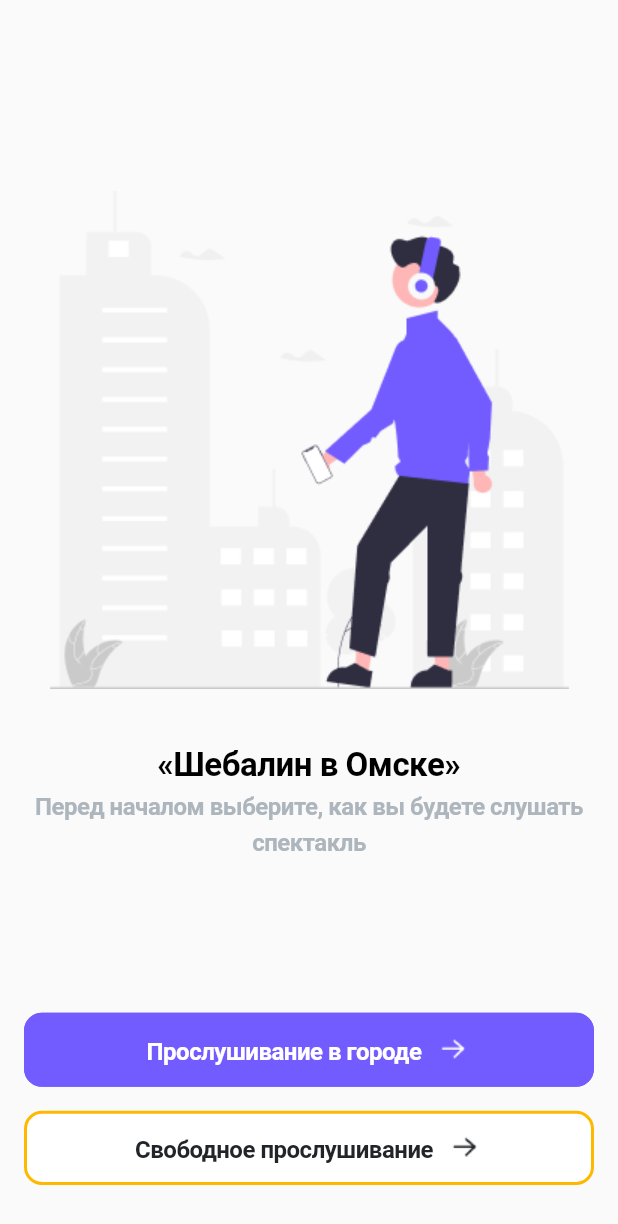
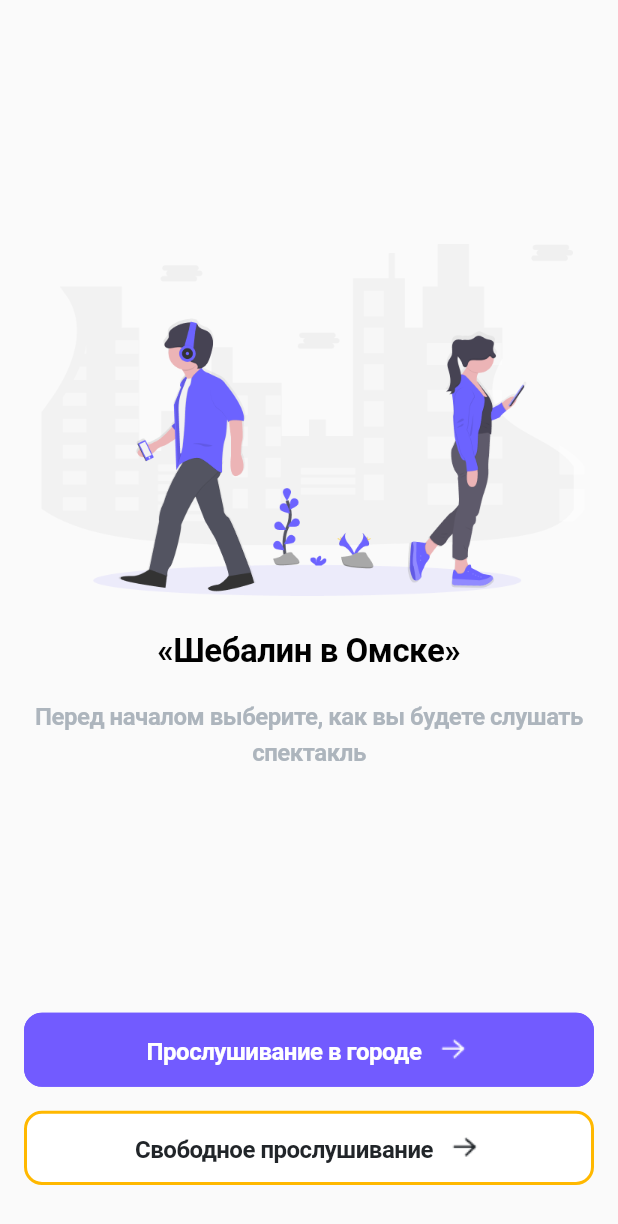
Before and after one commit to Student-Labs-2023/Immersive-Theater, a Flutter app: the screen it shows after launch, on a phone screen of 412 x 824 dp. Shown: the top 1224 px of the screen. Run offline on Flutter 3.47's test engine with Material 2 defaults, Android fonts, the phone set to English and light mode, and no system bars; our stand-ins replace audioplayers, bloc, cached_network_image, carousel_slider, dio, equatable and 6 more; missing offline and left inert: yandex_mapkit; Roboto replaces fonts that are missing (RFDewi).

Commit message:
replace image and add sized box between title and subtitle

```diff
--- a/lib/src/features/onboarding_performance/view/widgets/onboarding_welcome.dart
+++ b/lib/src/features/onboarding_performance/view/widgets/onboarding_welcome.dart
@@ -16,7 +16,7 @@ class OnboardWelcome extends StatelessWidget {
         padding: const EdgeInsets.fromLTRB(8, 0, 8, 0),
         child: Column(
           children: [
-            const AnimatedImage(image: ImagesSources.onboardHeadPhones),
+            const AnimatedImage(image: ImagesSources.onboardWelcome),
             const SizedBox(
               height: 16,
             ),
@@ -26,6 +26,9 @@ class OnboardWelcome extends StatelessWidget {
                   .textTheme
                   .displayMedium!
                   .copyWith(fontWeight: FontWeight.w700),
+            ),
+            const SizedBox(
+              height: 16,
             ),
             const AnimatedSubtitle(
               subtitle:
--- a/lib/src/theme/images.dart
+++ b/lib/src/theme/images.dart
@@ -52,6 +52,7 @@ class ImagesSources {
   static const String onboardHeadPhones =
       'assets/images/onboard_headphones.png';
   static const String onboardNext = 'assets/images/onboard_next.png';
+  static const String onboardWelcome = 'assets/images/onboard_welcome.png';
   static const String purplePlacemark = "assets/images/purple_placemark.png";
   static const String grayPlacemark = "assets/images/gray_placemark.png";
   static const String userPlacemark = "assets/images/user_placemark.png";
```
Also changed, not shown: assets/images/2.0x/onboard_welcome.png (added), assets/images/3.0x/onboard_welcome.png (added), assets/images/onboard_welcome.png (added).
